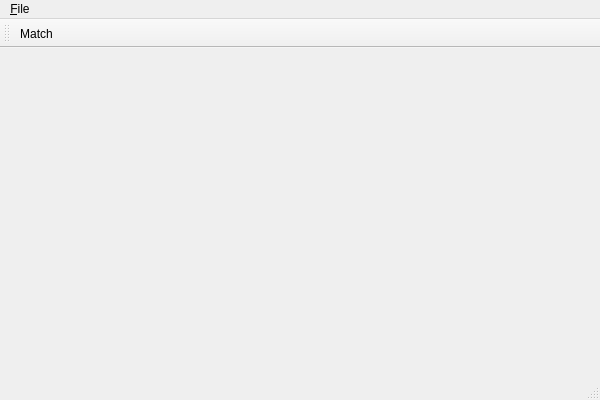
FanatikPriest/orbicon, file orbicon/src/orbicon_app.ui: the form before one commit.
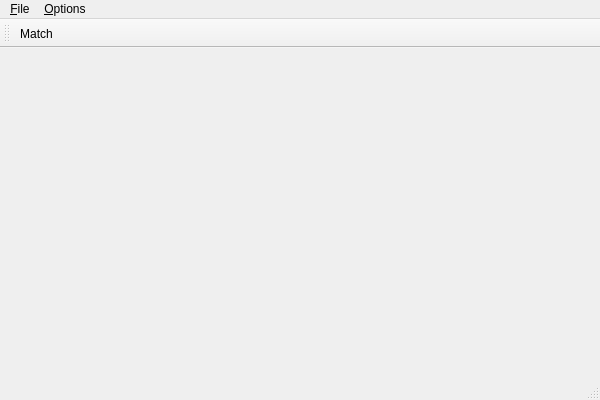
The form after the commit.

What changed in the file:
```diff
--- a/orbicon/src/orbicon_app.ui
+++ b/orbicon/src/orbicon_app.ui
@@ -30,7 +30,14 @@
     <addaction name="action_Open_Image"/>
     <addaction name="action_Add_Images_to_Catalog"/>
    </widget>
+   <widget class="QMenu" name="menu_Options">
+    <property name="title">
+     <string>&amp;Options</string>
+    </property>
+    <addaction name="action_Settings"/>
+   </widget>
    <addaction name="menu_File"/>
+   <addaction name="menu_Options"/>
   </widget>
   <widget class="QToolBar" name="mainToolBar">
    <attribute name="toolBarArea">
```
Left out of the diff: 5 changed lines with no effect on the pictures.
